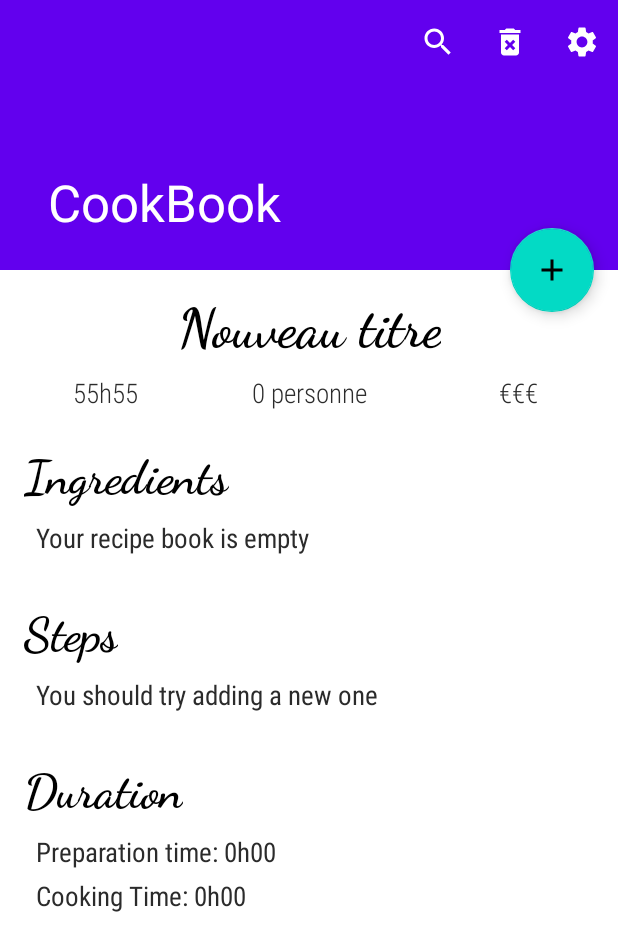
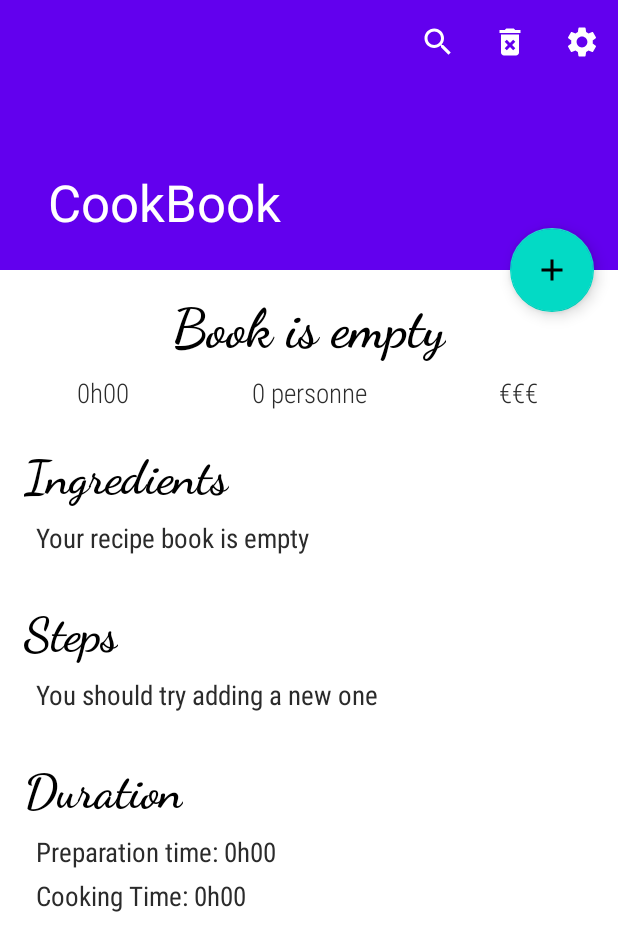
Before and after one commit to Aryssimon/CookBook, an Android app: the screen it shows after launch (MainActivity), on a phone screen of 412 x 824 dp. Shown: the top 951 px of the screen. Run offline under Robolectric (Android 15) with nearby library versions, the phone set to English and light mode, and no system bars.

Commit message:
removed useless function

```diff
--- a/app/src/main/java/be/aryssimon/cookbook/AddActivity.kt
+++ b/app/src/main/java/be/aryssimon/cookbook/AddActivity.kt
@@ -24,4 +24,8 @@ class AddActivity : AppCompatActivity() {
         }
         return super.onContextItemSelected(item)
     }
+
+    fun onClickAddIngredient() {
+
+    }
 }
--- a/app/src/main/java/be/aryssimon/cookbook/MainActivity.kt
+++ b/app/src/main/java/be/aryssimon/cookbook/MainActivity.kt
@@ -19,7 +19,6 @@ class MainActivity : AppCompatActivity() {
         setSupportActionBar(findViewById(R.id.toolbar))
         findViewById<CollapsingToolbarLayout>(R.id.toolbar_layout).title = title
         setAddFloatingActionButton()
-        fillEmptyBook()
 
     }
 
@@ -83,12 +82,4 @@ class MainActivity : AppCompatActivity() {
             }
         })
     }
-
-    private fun fillEmptyBook() {
-        val title = findViewById<TextView>(R.id.recipe_title)
-        title.text = "Nouveau titre"
-
-        val time = findViewById<TextView>(R.id.recipe_total_time)
-        time.text = "55h55"
-    }
 }
```
